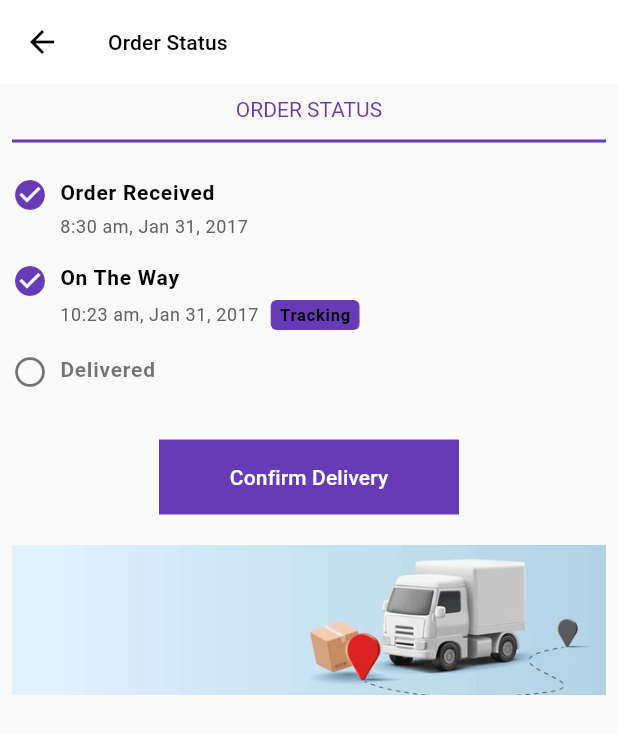
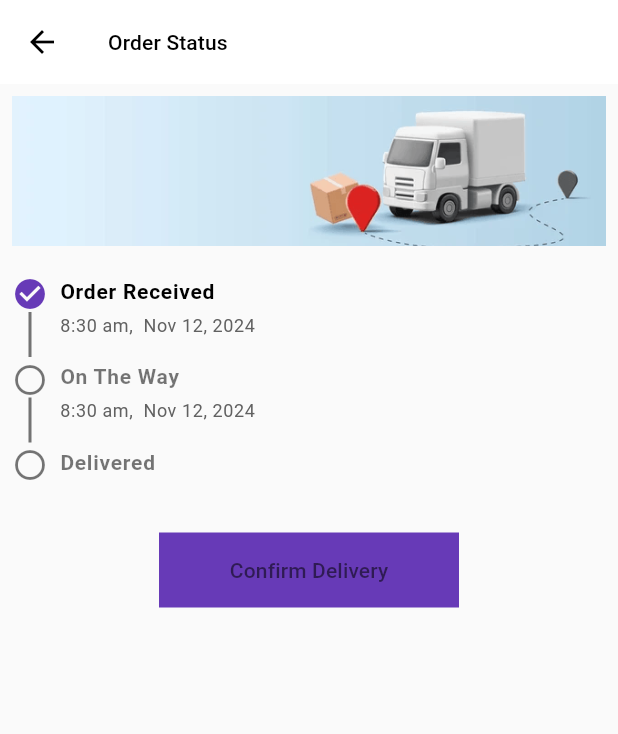
Before and after one commit to abdulawalarif/user_app, a Flutter app: the MyOrdersScreen screen opened by its route, on a phone screen of 412 x 824 dp. Shown: the top 734 px of the screen. Run offline on Flutter 3.47's test engine with Material 3 defaults, Android fonts, the phone set to English and light mode, and no system bars; our stand-ins replace badges, cached_network_image, carousel_slider, cloud_firestore, dartz, firebase_auth and 9 more; accounts and stored records are empty.

Commit message:
order status UI is functional

```diff
--- a/lib/ui/constants/routes.dart
+++ b/lib/ui/constants/routes.dart
@@ -14,7 +14,7 @@ import 'package:user_app/ui/screens/update_users_inofrmation.dart';
 import 'package:user_app/ui/screens/wishlist.dart';
 import '../screens/bottom_bar.dart';
 import '../screens/buy_screen/my_orders_screen.dart';
- import '../screens/splash_screen.dart';
+import '../screens/splash_screen.dart';
 import '../utils/transition_animation.dart';
 
 class Routes {
@@ -69,11 +69,14 @@ class Routes {
         return SlidePageRoute(
           builder: (BuildContext context) => const CartScreen(),
         );
-  case RouteName.ordersScreen:
+      case RouteName.ordersScreen:
         return SlidePageRoute(
-          builder: (BuildContext context) => const MyOrdersScreen(),
+          builder: (BuildContext context) => const MyOrdersScreen(
+            status: 'pending',
+            confirmedDate: '8:30 am,  Nov 12, 2024',
+            orderdDate: '8:30 am,  Nov 12, 2024',
+          ),
         );
-
 
       case RouteName.wishlistScreen:
         return SlidePageRoute(
--- a/lib/ui/screens/bottom_bar.dart
+++ b/lib/ui/screens/bottom_bar.dart
@@ -30,7 +30,7 @@ class _BottomBarScreenState extends State<BottomBarScreen> {
     super.initState();
     _pages = [
       //{'page': HomeScreen(), 'title': 'Home'},
-        {'page': MyOrdersScreen(), 'title': 'Home'},
+        {'page': const MyOrdersScreen(status: 'Delivered', confirmedDate: '8:30 am,  Nov 12, 2024', orderdDate: '8:30 am,  Nov 12, 2024',), 'title': 'Home'},
       {'page': FeedsScreen(), 'title': 'Feeds'},
       {'page': const SearchScreen(), 'title': 'Search'},
       {
--- a/lib/ui/screens/buy_screen/my_orders_screen.dart
+++ b/lib/ui/screens/buy_screen/my_orders_screen.dart
@@ -1,19 +1,38 @@
 import 'package:flutter/material.dart';
 
+import '../../widgets/order_status_setup.dart';
+
 class MyOrdersScreen extends StatefulWidget {
-  const MyOrdersScreen({super.key});
+  final String status;
+  final String orderdDate;
+  final String confirmedDate;
+
+  const MyOrdersScreen(
+      {super.key,
+      required this.status,
+      required this.orderdDate,
+      required this.confirmedDate,});
 
   @override
   State<MyOrdersScreen> createState() => _MyOrdersScreenState();
 }
 
 class _MyOrdersScreenState extends State<MyOrdersScreen> {
-  final bool isDelivered = false;
+  final bool isReceived = true;
+      bool isOnTheWay = false;
+        bool isDelivered = false;
+
+  @override
+  void initState() {
+    super.initState();
+      isOnTheWay = widget.status == 'Confirmed' ||widget.status == 'Delivered';
+      isDelivered = widget.status == 'Delivered';
+  }
 
   @override
   Widget build(BuildContext context) {
     final theme = Theme.of(context); // Access theme
-        final bool isDarkTheme = theme.brightness == Brightness.dark;
+    final bool isDarkTheme = theme.brightness == Brightness.dark;
 
     return Scaffold(
       appBar: AppBar(
@@ -24,20 +43,32 @@ class _MyOrdersScreenState extends State<MyOrdersScreen> {
         child: Column(
           mainAxisSize: MainAxisSize.min,
           children: [
-            Text('ORDER STATUS', style: theme.textTheme.titleLarge),
+            SizedBox(
+              height: 100,
+              width: double.infinity,
+              child: ColorFiltered(
+                colorFilter: isDarkTheme
+                    ? const ColorFilter.mode(Colors.black54, BlendMode.darken)
+                    : const ColorFilter.mode(
+                        Colors.transparent, BlendMode.multiply),
+                child: Image.asset(
+                  'assets/order.png',
+                  fit: BoxFit.cover,
+                ),
+              ),
+            ),
             const SizedBox(height: 4),
-            Divider(color: theme.dividerColor, thickness: 2),
             const SizedBox(height: 16),
-            const OrderStatusStep(
+              OrderStatusStep(
               title: 'Order Received',
-              time: '8:30 am, Jan 31, 2017',
-              isCompleted: true,
+              time: widget.orderdDate,
+              isCompleted: isReceived,
             ),
-            const OrderStatusStep(
+              OrderStatusStep(
               title: 'On The Way',
-              time: '10:23 am, Jan 31, 2017',
-              isCompleted: true,
-              showTracking: true,
+              time:  widget.confirmedDate,
+              isCompleted: isOnTheWay,
+              showTracking: !isDelivered&&isOnTheWay,
             ),
             OrderStatusStep(
               title: 'Delivered',
@@ -59,7 +90,9 @@ class _MyOrdersScreenState extends State<MyOrdersScreen> {
                     child: Text(
                       'Confirm Delivery',
                       style: theme.textTheme.titleSmall!.copyWith(
-                        color: theme.colorScheme.onPrimary,
+                        color: isDelivered
+                            ? Colors.white
+                            : theme.unselectedWidgetColor,
                       ),
                     ),
                   ),
@@ -67,100 +100,9 @@ class _MyOrdersScreenState extends State<MyOrdersScreen> {
               ),
             ),
             const SizedBox(height: 20),
-              SizedBox(
-              height: 100,
-              width: double.infinity,
-              child: ColorFiltered(
-                colorFilter: isDarkTheme
-                    ? const ColorFilter.mode(
-                        Colors.black54, BlendMode.darken)
-                    : const ColorFilter.mode(
-                        Colors.transparent, BlendMode.multiply),
-                child: Image.asset(
-                  'assets/order.png',
-                  fit: BoxFit.cover,
-                ),
-              ),
-            ),
           ],
         ),
       ),
     );
   }
 }
-
-class OrderStatusStep extends StatelessWidget {
-  final String title;
-  final String? time;
-  final bool isCompleted;
-  final bool showTracking;
-
-  const OrderStatusStep({
-    super.key,
-    required this.title,
-    this.time,
-    required this.isCompleted,
-    this.showTracking = false,
-  });
-
-  @override
-  Widget build(BuildContext context) {
-    final theme = Theme.of(context);
-    return Row(
-      crossAxisAlignment: CrossAxisAlignment.start,
-      children: [
-        Icon(
-          isCompleted ? Icons.check_circle : Icons.radio_button_unchecked,
-          color: isCompleted ? theme.primaryColor : theme.unselectedWidgetColor,
-        ),
-        const SizedBox(width: 8),
-        Expanded(
-          child: Column(
-            crossAxisAlignment: CrossAxisAlignment.start,
-            children: [
-              Text(
-                title,
-                style: theme.textTheme.bodyLarge!.copyWith(
-                  fontWeight: FontWeight.bold,
-                  color: isCompleted
-                      ? theme.textTheme.bodyLarge!.color
-                      : theme.unselectedWidgetColor,
-                ),
-              ),
-              if (time != null) ...[
-                const SizedBox(height: 4),
-                Row(
-                  children: [
-                    Text(
-                      time!,
-                      style: theme.textTheme.bodySmall!
-                          .copyWith(color: theme.colorScheme.tertiary),
-                    ),
-                    if (showTracking)
-                      Container(
-                        margin: const EdgeInsets.only(left: 8),
-                        padding: const EdgeInsets.symmetric(
-                            horizontal: 6, vertical: 2),
-                        decoration: BoxDecoration(
-                          color: theme.colorScheme.secondary,
-                          borderRadius: BorderRadius.circular(4),
-                        ),
-                        child: Text(
-                          'Tracking',
-                          style: theme.textTheme.labelSmall!.copyWith(
-                            color: theme.colorScheme.onSecondary,
-                            fontWeight: FontWeight.bold,
-                          ),
-                        ),
-                      ),
-                  ],
-                ),
-              ],
-              const SizedBox(height: 16),
-            ],
-          ),
-        ),
-      ],
-    );
-  }
-}
--- /dev/null
+++ b/lib/ui/widgets/order_status_setup.dart
@@ -0,0 +1,87 @@
+import 'package:flutter/material.dart';
+
+class OrderStatusStep extends StatelessWidget {
+  final String title;
+  final String? time;
+  final bool isCompleted;
+  final bool showTracking;
+//  final bool isLast;
+
+  const OrderStatusStep({
+    super.key,
+    required this.title,
+    this.time,
+    required this.isCompleted,
+    this.showTracking = false,
+    //required this.isLast,
+  });
+
+  @override
+  Widget build(BuildContext context) {
+    final theme = Theme.of(context);
+    return Row(
+      crossAxisAlignment: CrossAxisAlignment.start,
+      children: [
+        Column(
+          children: [
+            Icon(
+              isCompleted ? Icons.check_circle : Icons.radio_button_unchecked,
+              color: isCompleted
+                  ? theme.primaryColor
+                  : theme.unselectedWidgetColor,
+            ),
+            if (title != 'Delivered')
+              Container(
+                width: 2,
+                height: 30,
+                color: theme.unselectedWidgetColor,
+              ),
+          ],
+        ),
+        const SizedBox(width: 8),
+        Expanded(
+          child: Column(
+            crossAxisAlignment: CrossAxisAlignment.start,
+            children: [
+              Text(
+                title,
+                style: theme.textTheme.bodyLarge!.copyWith(
+                  fontWeight: FontWeight.bold,
+                  color: isCompleted
+                      ? theme.textTheme.bodyLarge!.color
+                      : theme.unselectedWidgetColor,
+                ),
+              ),
+              if (time != null) ...[
+                const SizedBox(height: 4),
+                Row(
+                  children: [
+                    Text(
+                      time!,
+                      style: theme.textTheme.bodySmall!
+                          .copyWith(color: theme.colorScheme.tertiary),
+                    ),
+                    if (showTracking)
+                      Container(
+                        margin: const EdgeInsets.only(left: 8),
+                        padding: const EdgeInsets.symmetric(
+                            horizontal: 6, vertical: 2),
+                        decoration: BoxDecoration(
+                          color: theme.colorScheme.secondary,
+                          borderRadius: BorderRadius.circular(4),
+                        ),
+                        child: Text('Tracking',
+                            style: theme.textTheme.labelSmall
+                                ?.copyWith(color: Colors.white)),
+                      ),
+                  ],
+                ),
+              ],
+              const SizedBox(height: 16),
+            ],
+          ),
+        ),
+      ],
+    );
+  }
+}
```
Also changed, not shown: assets/order1.png (added), 1 other file.
